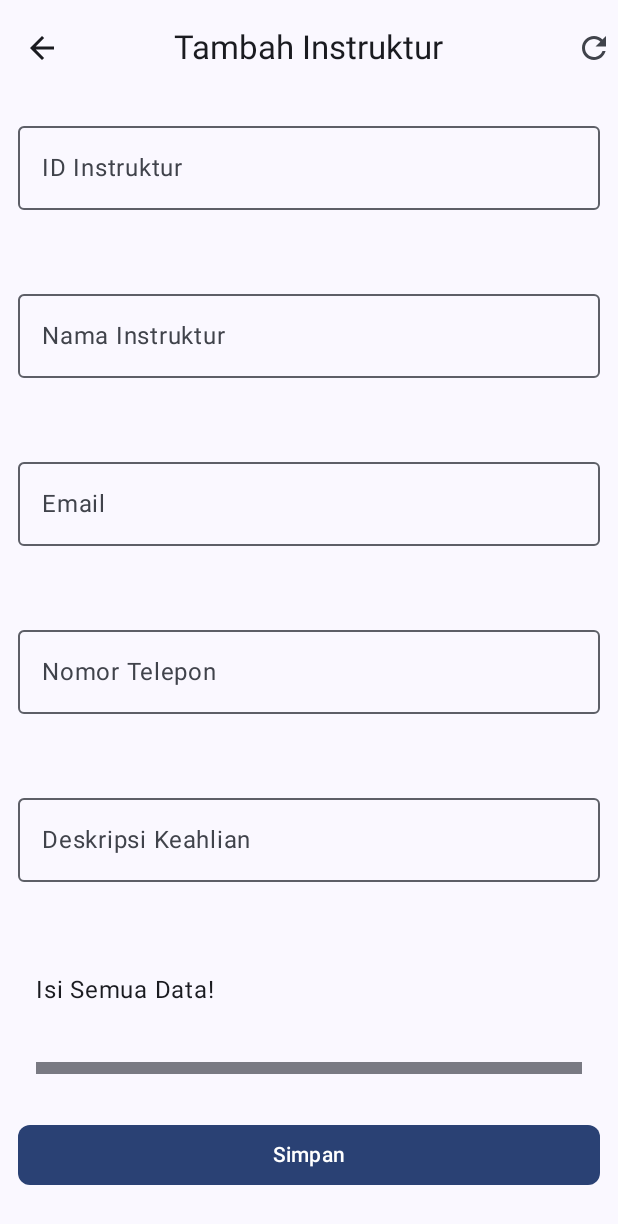
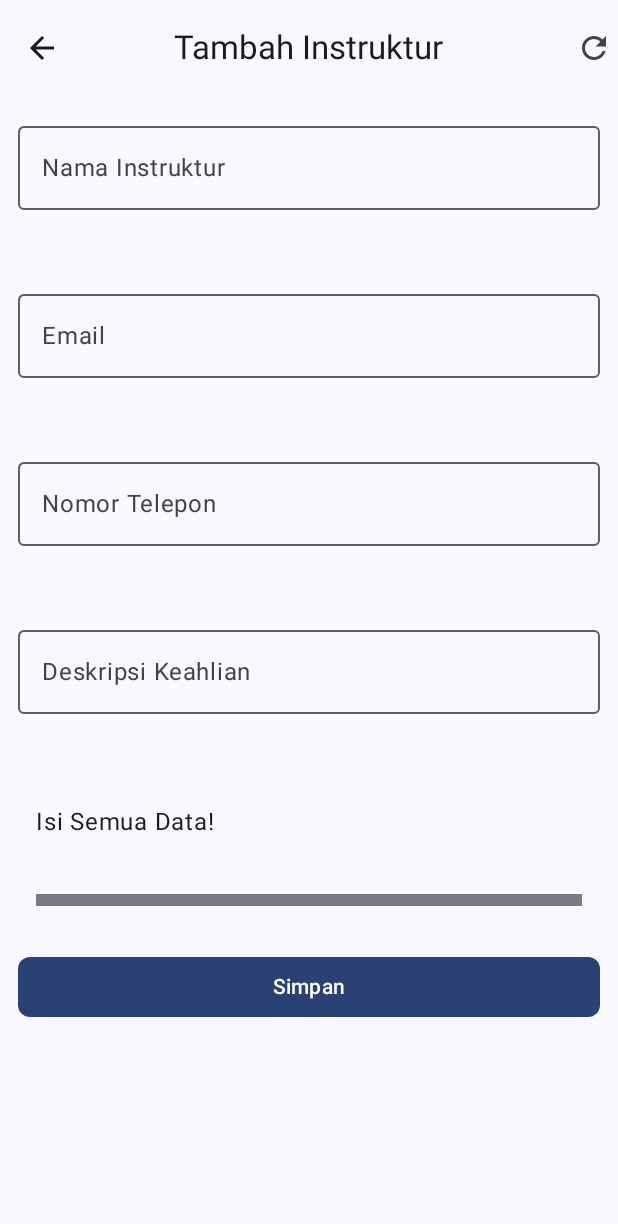
Before and after one commit to ulfhiraa/A12_093, an Android app built with Jetpack Compose: the InsertInstView screen opened through its navigation route, on a phone screen of 412 x 824 dp. Shown: the top 1224 px of the screen. Run offline under Robolectric (Android 15) with nearby library versions, the phone set to English and light mode, and no system bars; libraries missing offline, so code that uses them is left out: com.jakewharton.retrofit2.

Commit message:
DELETE - Textfield id instruktur pada insert instruktur view karena id diatur auto increment

```diff
--- a/app/src/main/java/com/example/projectakhir_pam/ui/view/Instruktur/InsertInstView.kt
+++ b/app/src/main/java/com/example/projectakhir_pam/ui/view/Instruktur/InsertInstView.kt
@@ -126,20 +126,20 @@ fun FormInput( // untuk menampilkan elemen input form dengan validasi
         verticalArrangement = Arrangement.spacedBy(12.dp)
     ){
         // TEXTFIELD ID Instruktur
-        OutlinedTextField(
-            modifier = Modifier.fillMaxWidth(),
-            value = insertInstUiEvent.id_instruktur,
-            onValueChange = {
-                onValueChange(insertInstUiEvent.copy(id_instruktur = it))
-            },
-            label = { Text("ID Instruktur") },
-            isError = errorState.id_instruktur != null,
-            placeholder = { Text("Masukkan ID Instruktur") },
-        )
-        Text(
-            text = errorState.id_instruktur ?: "",
-            color = Color.Red
-        )
+//        OutlinedTextField(
+//            modifier = Modifier.fillMaxWidth(),
+//            value = insertInstUiEvent.id_instruktur,
+//            onValueChange = {
+//                onValueChange(insertInstUiEvent.copy(id_instruktur = it))
+//            },
+//            label = { Text("ID Instruktur") },
+//            isError = errorState.id_instruktur != null,
+//            placeholder = { Text("Masukkan ID Instruktur") },
+//        )
+//        Text(
+//            text = errorState.id_instruktur ?: "",
+//            color = Color.Red
+//        )
 
         // TEXTFIELD Nama Instruktur
         OutlinedTextField(
```
